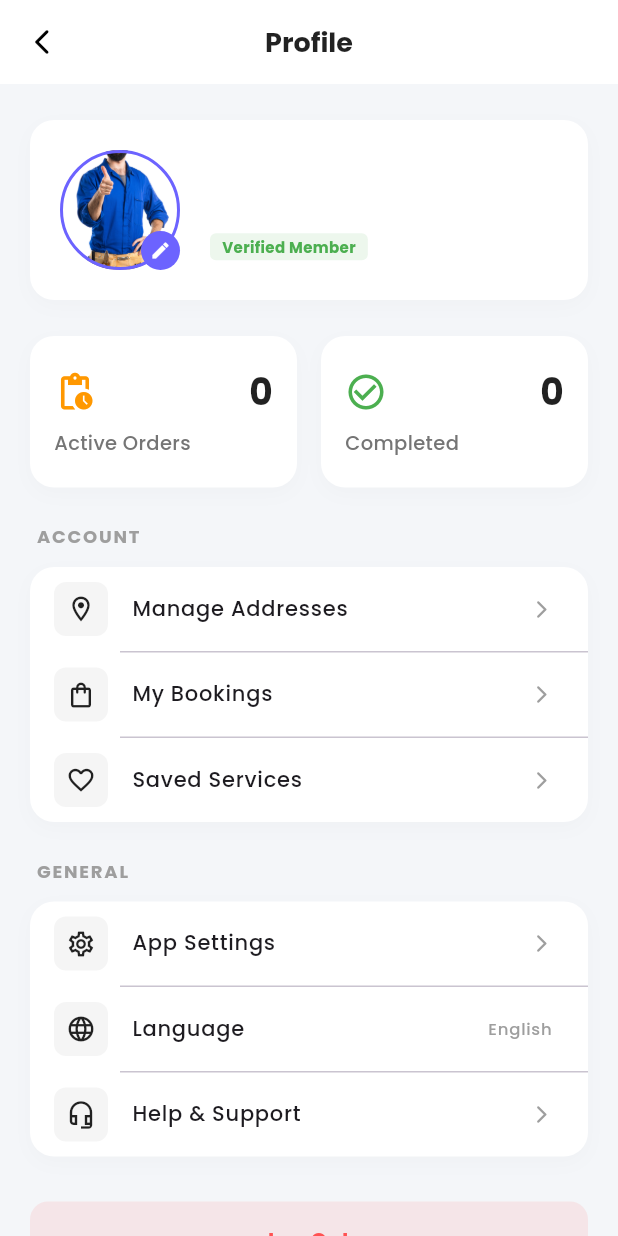
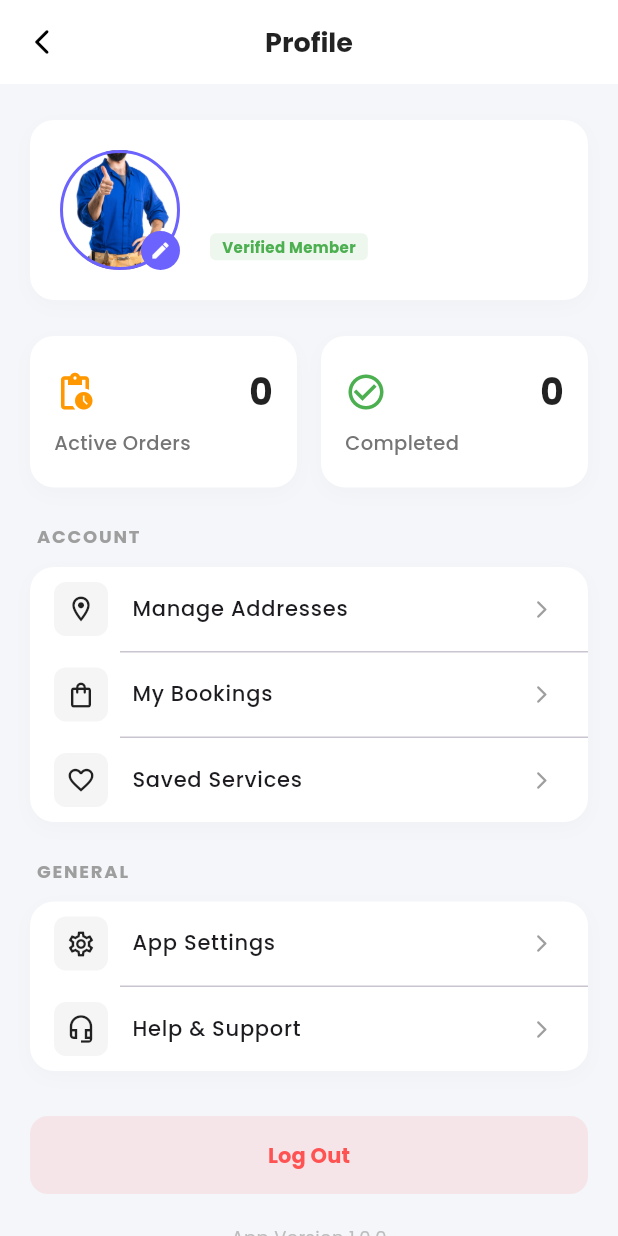
Before and after one commit to programmerrajbhai/willko_user, a Flutter app: the ProfileView screen opened directly, on a phone screen of 412 x 824 dp. Run offline on Flutter 3.47's test engine with Material 3 defaults, Android fonts, the phone set to English and light mode, and no system bars; our stand-ins replace get, google_fonts, image_picker, lottie, shared_preferences, smooth_page_indicator; accounts and stored records are empty; network calls fail.

Commit message:
user app completed :

```diff
--- a/lib/app/modules/profile/profile_view.dart
+++ b/lib/app/modules/profile/profile_view.dart
@@ -186,13 +186,6 @@ class ProfileView extends StatelessWidget {
                     ),
                     const Divider(height: 1, indent: 60),
                     _buildMenuTile(
-                      Icons.language,
-                      "Language",
-                      () {},
-                      trailing: Text("English", style: GoogleFonts.poppins(color: Colors.grey))
-                    ),
-                    const Divider(height: 1, indent: 60),
-                    _buildMenuTile(
                       Icons.headset_mic_outlined,
                       "Help & Support",
                       () {}
```
Also changed, not shown: lib/app/modules/order/order_details/order_details_controller.dart (+39 -29 lines), lib/app/modules/order/order_details/order_details_view.dart (+2 -11 lines).
